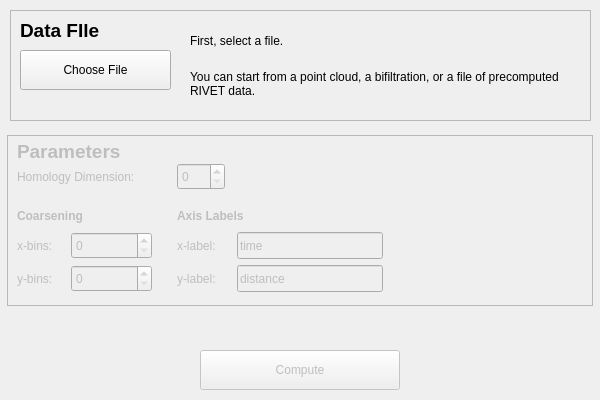
First picture: the form in dataselectdialog.ui, repository rivetTDA/rivet, before the edit.
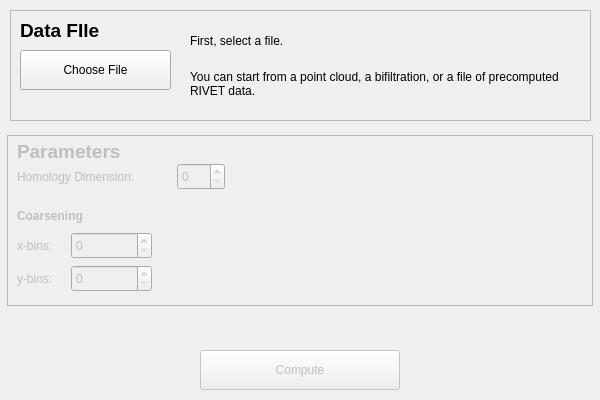
Second picture: the form after the edit.

Commit message: axis labels are now specified either in the input file or in the Configure... dialog box

```diff
--- a/dataselectdialog.ui
+++ b/dataselectdialog.ui
@@ -71,32 +71,6 @@
    <property name="frameShadow">
     <enum>QFrame::Raised</enum>
    </property>
-   <widget class="QLabel" name="xlabelLabel">
-    <property name="geometry">
-     <rect>
-      <x>170</x>
-      <y>102</y>
-      <width>50</width>
-      <height>17</height>
-     </rect>
-    </property>
-    <property name="text">
-     <string>x-label:</string>
-    </property>
-   </widget>
-   <widget class="QLabel" name="ylabelLabel">
-    <property name="geometry">
-     <rect>
-      <x>170</x>
-      <y>135</y>
-      <width>49</width>
-      <height>17</height>
-     </rect>
-    </property>
-    <property name="text">
-     <string>y-label:</string>
-    </property>
-   </widget>
    <widget class="QLabel" name="xbinLabel">
     <property name="geometry">
      <rect>
@@ -207,32 +181,6 @@
      <string>Parameters</string>
     </property>
    </widget>
-   <widget class="QLineEdit" name="xlabelBox">
-    <property name="geometry">
-     <rect>
-      <x>230</x>
-      <y>97</y>
-      <width>146</width>
-      <height>27</height>
-     </rect>
-    </property>
-    <property name="text">
-     <string>time</string>
-    </property>
-   </widget>
-   <widget class="QLineEdit" name="ylabelBox">
-    <property name="geometry">
-     <rect>
-      <x>230</x>
-      <y>130</y>
-      <width>146</width>
-      <height>27</height>
-     </rect>
-    </property>
-    <property name="text">
-     <string>distance</string>
-    </property>
-   </widget>
    <widget class="QLabel" name="coarseningLabel">
     <property name="geometry">
      <rect>
@@ -252,25 +200,6 @@
      <string>Coarsening</string>
     </property>
    </widget>
-   <widget class="QLabel" name="axisLabel">
-    <property name="geometry">
-     <rect>
-      <x>170</x>
-      <y>70</y>
-      <width>111</width>
-      <height>21</height>
-     </rect>
-    </property>
-    <property name="font">
-     <font>
-      <weight>75</weight>
-      <bold>true</bold>
-     </font>
-    </property>
-    <property name="text">
-     <string>Axis Labels</string>
-    </property>
-   </widget>
   </widget>
   <widget class="QFrame" name="frame">
    <property name="geometry">
```
The commit also changes 9 other files.
